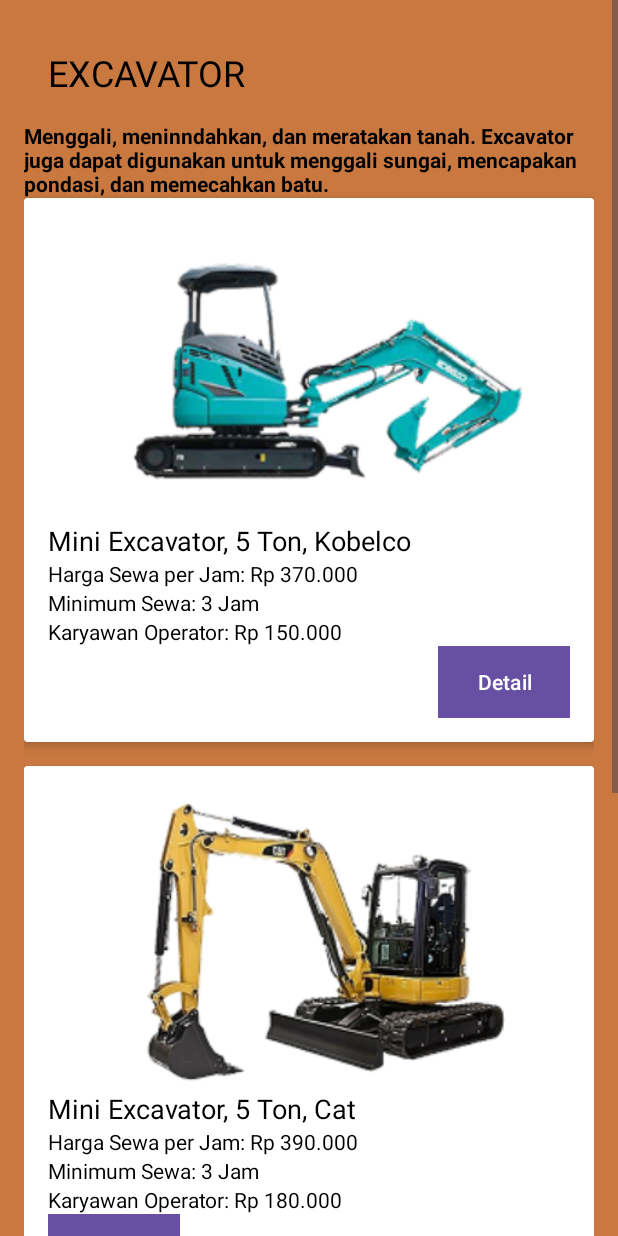
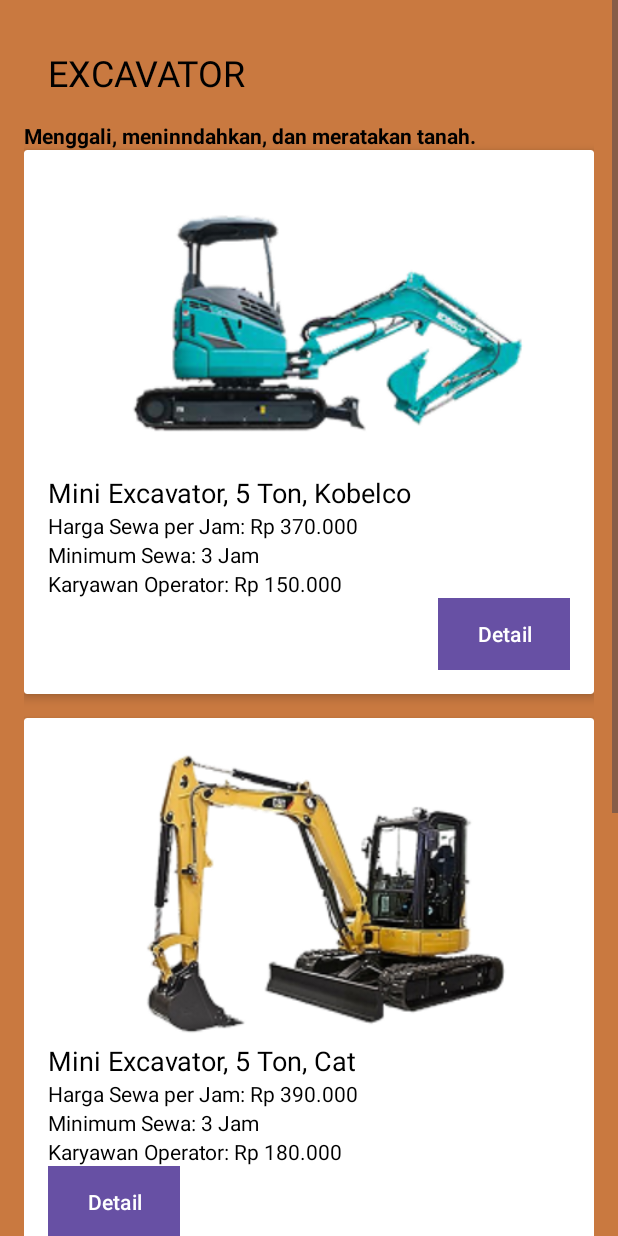
Before and after one commit to bonraizen/ALBER2, an Android app: the layout activity_bucketexca.xml on its own in the app's theme, with its tools: preview values and no code run, on a phone screen of 412 x 824 dp. Run offline under Robolectric (Android 15) with nearby library versions, the phone set to English and light mode, and no system bars.

Commit message:
initial commit

```diff
--- a/app/src/main/java/com/example/alber2/bucketexca.java
+++ b/app/src/main/java/com/example/alber2/bucketexca.java
@@ -13,12 +13,10 @@ import androidx.core.view.WindowInsetsCompat;
 
 public class bucketexca extends AppCompatActivity {
 
-    Button detexca5tnklbco,DetExca5tnCat,DetExca5tnKmtsu;
+    Button detexcatnklbco;
 
     public void sumber(){
-        detexca5tnklbco = findViewById(R.id.detexca5tnklbco);
-        DetExca5tnCat = findViewById(R.id.DetExca5tnCat);
-        DetExca5tnKmtsu = findViewById(R.id.DetExca5tnKmtsu);
+        detexcatnklbco = findViewById(R.id.detexca5tnklbco);
 
     }
 
--- a/app/src/main/res/layout/activity_bucketexca.xml
+++ b/app/src/main/res/layout/activity_bucketexca.xml
@@ -27,10 +27,10 @@
         <TextView
             android:layout_width="wrap_content"
             android:layout_height="wrap_content"
-            android:text="Menggali, meninndahkan, dan meratakan tanah. Excavator juga dapat digunakan untuk menggali sungai, mencapakan pondasi, dan memecahkan batu."
+            android:text="Menggali, meninndahkan, dan meratakan tanah."
             android:textStyle="bold"
             android:textColor="@color/black"
-            />
+            tools:ignore="VisualLintLongText" />
 
         <!-- First CardView -->
         <androidx.cardview.widget.CardView
@@ -79,7 +79,7 @@
                     android:textColor="#000000" />
 
                 <Button
-                    android:id="@+id/detexca5tnklbco"
+                    android:id="@+id/detexcatnklbco"
                     android:layout_width="wrap_content"
                     android:layout_height="wrap_content"
                     android:layout_gravity="end"
@@ -108,7 +108,7 @@
                     android:layout_width="match_parent"
                     android:layout_height="200dp"
                     android:contentDescription="Mini Excavator, 5 Ton, Cat"
-                    android:src="@drawable/exca5tn_cat" /> <!-- Replace with actual image resource -->
+                    android:src="@drawable/exca5tn_cat" />
 
                 <TextView
                     android:layout_width="wrap_content"
@@ -145,7 +145,7 @@
             </LinearLayout>
         </androidx.cardview.widget.CardView>
 
-        <!-- CardView for Komatsu Excavator -->
+
         <androidx.cardview.widget.CardView
             android:layout_width="match_parent"
             android:layout_height="wrap_content"
```
